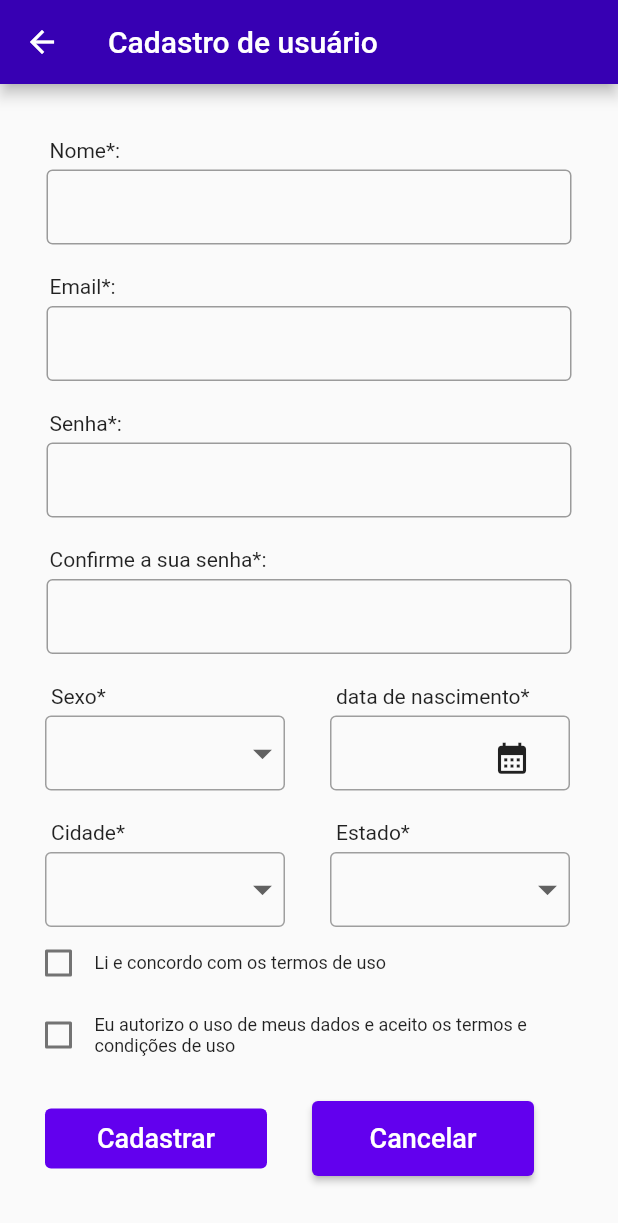
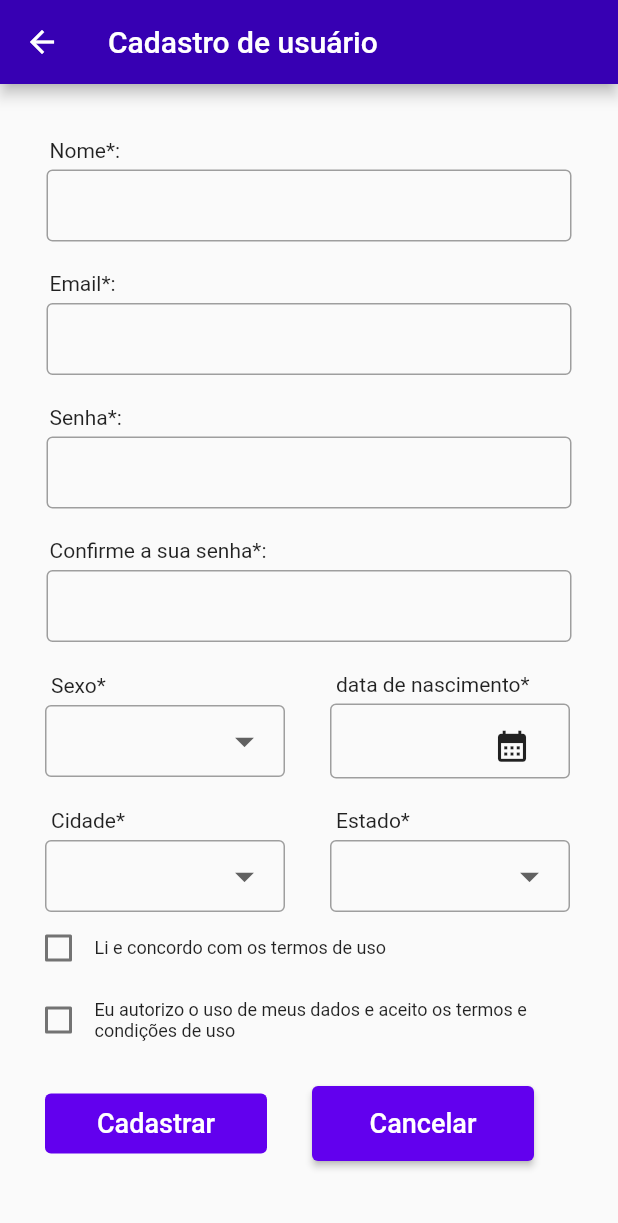
Before and after one commit to MathMedrado/procure_aqui, a Flutter app: the UserFormPage screen opened by its route, on a phone screen of 412 x 824 dp. Shown: the top 1223 px of the screen. Run offline on Flutter 3.47's test engine with Material 2 defaults, Android fonts, the light colour scheme and no system bars; missing offline and left inert: app_bar_with_search_switch, flutter_barcode_scanner.

```diff
--- a/frontend/procure_aqui/lib/components/listOfProductCard.dart
+++ b/frontend/procure_aqui/lib/components/listOfProductCard.dart
@@ -90,7 +90,7 @@ class listOfProductcard extends StatelessWidget {
                             ),
                             child: ElevatedButton(
                               style: ButtonStyle(
-                                backgroundColor: MaterialStatePropertyAll(Color(0xFF3700B3)),
+                                backgroundColor: MaterialStatePropertyAll(Color(0xFF7B61FF)),
                               ),
                               child: Text(
                                 'Ver detalhes',
--- a/frontend/procure_aqui/lib/components/otherMarketCard.dart
+++ b/frontend/procure_aqui/lib/components/otherMarketCard.dart
@@ -65,7 +65,7 @@ class otherMarketCard extends StatelessWidget {
                             ),
                             Container(
                               width: 120,
-                              height: 31,
+                              height: 40,
                               margin: EdgeInsets.only( left: 10, top: 10),
                               decoration: BoxDecoration(
                                 borderRadius: BorderRadius.circular(10),
--- a/frontend/procure_aqui/lib/components/smallDropDown.dart
+++ b/frontend/procure_aqui/lib/components/smallDropDown.dart
@@ -17,7 +17,6 @@ class smallDropDown extends StatelessWidget {
         ),
         Container(
           width: 160,
-          height: 50,
           margin: EdgeInsets.only(left: 30),
           child: DropdownButtonFormField(items: const [
             DropdownMenuItem(child: Text('Masculino'),value: "Masculino"),
@@ -31,6 +30,8 @@ class smallDropDown extends StatelessWidget {
           iconSize: 30,
           isExpanded: true,
           decoration: const InputDecoration(
+            border: OutlineInputBorder(),
+            contentPadding: EdgeInsets.only(bottom: 5, left: 10),
             enabledBorder: OutlineInputBorder(
               borderSide: BorderSide(
                 color: Colors.grey
--- a/frontend/procure_aqui/lib/pages/UserFormPage.dart
+++ b/frontend/procure_aqui/lib/pages/UserFormPage.dart
@@ -95,11 +95,12 @@ class _UserFormPageState extends State<UserFormPage> {
           child: Text('Nome*: ')
         ),
         Container(
-          height: 50,
           width: 350,
           margin: EdgeInsets.fromLTRB(0, 0, 0, 20),
           child: TextFormField(
             decoration: InputDecoration(
+              enabledBorder: OutlineInputBorder(borderSide: BorderSide(color: Colors.grey)),
+              contentPadding: EdgeInsets.only(bottom: 5),
               border: OutlineInputBorder(
                 borderRadius: BorderRadius.circular(4)
               )
@@ -132,11 +133,12 @@ class _UserFormPageState extends State<UserFormPage> {
           child: Text('Email*: ')
         ),
         Container(
-          height: 50,
           width: 350,
           margin: EdgeInsets.fromLTRB(0, 0, 0, 20),
           child: TextFormField(
             decoration: InputDecoration(
+              enabledBorder: OutlineInputBorder(borderSide: BorderSide(color: Colors.grey)),
+              contentPadding: EdgeInsets.only(bottom: 5),
               border: OutlineInputBorder(
                 borderRadius: BorderRadius.circular(4)
               )
@@ -166,14 +168,15 @@ class _UserFormPageState extends State<UserFormPage> {
           child: Text('Senha*: ')
         ),
         Container(
-          height: 50,
           width: 350,
           margin: EdgeInsets.fromLTRB(0, 0, 0, 20),
           child: TextFormField(
             obscureText: true,
             decoration: InputDecoration(
+              enabledBorder: OutlineInputBorder(borderSide: BorderSide(color: Colors.grey)),
+              contentPadding: EdgeInsets.only(bottom: 5),
               border: OutlineInputBorder(
-                borderRadius: BorderRadius.circular(4)
+                borderRadius: BorderRadius.circular(4),
               )
             ),
             validator: (String? value){
@@ -204,15 +207,16 @@ class _UserFormPageState extends State<UserFormPage> {
           child: Text('Confirme a sua senha*: ')
         ),
         Container(
-          height: 50,
           width: 350,
           margin: EdgeInsets.fromLTRB(0, 0, 0, 20),
           child: TextFormField(
             obscureText: true,
             decoration: InputDecoration(
+              enabledBorder: OutlineInputBorder(borderSide: BorderSide(color: Colors.grey)),
+              contentPadding: EdgeInsets.only(bottom: 5),
               border: OutlineInputBorder(
                 borderRadius: BorderRadius.circular(4)
-              )
+              ),
             ),
             validator: (String? value){
               if(value!.isEmpty){
@@ -244,15 +248,12 @@ class _UserFormPageState extends State<UserFormPage> {
         ),
         Container(
           width: 160,
-          height: 50,
           margin: EdgeInsets.only(left: 30),
           child: DropdownButtonFormField(items: const [
             DropdownMenuItem(child: Text('Rialma'),value: "Rialma"),
             DropdownMenuItem(child: Text('Ceres'),value: "Ceres"),
             DropdownMenuItem(child: Text('Goiania'),value: "Goiania"),
           ],
-          // value: _sexDropDownValue,
-          // onChanged: sexDropDownHandler,
           validator: (value) => value == null ? 'Campo obrigatório' : null ,
           value: _cityValue,
           onChanged: (_cityValue){
@@ -261,6 +262,8 @@ class _UserFormPageState extends State<UserFormPage> {
           iconSize: 30,
           isExpanded: true,
           decoration: const InputDecoration(
+            border: OutlineInputBorder(),
+            contentPadding: EdgeInsets.only(bottom: 5, left: 10),
             enabledBorder: OutlineInputBorder(
               borderSide: BorderSide(
                 color: Colors.grey
@@ -283,7 +286,6 @@ Widget _buildStateField(){
         ),
         Container(
           width: 160,
-          height: 50,
           margin: EdgeInsets.only(left: 30),
           child: DropdownButtonFormField(items: const [
             DropdownMenuItem(child: Text('Goiás'),value: "Goiás"),
@@ -300,6 +302,8 @@ Widget _buildStateField(){
           iconSize: 30,
           isExpanded: true,
           decoration: const InputDecoration(
+            border: OutlineInputBorder(),
+            contentPadding: EdgeInsets.only(bottom: 5, left: 10),
             enabledBorder: OutlineInputBorder(
               borderSide: BorderSide(
                 color: Colors.grey
--- a/frontend/procure_aqui/lib/pages/productHomePage.dart
+++ b/frontend/procure_aqui/lib/pages/productHomePage.dart
@@ -134,8 +134,8 @@ class _productHomePageState extends State<productHomePage> {
           ),
           ProductViewInRow(product: product),
           ProductViewInRow(product: product2),
+          ProductViewInRow(product: product2),
           ProductViewInRow(product: product3),
-
           Container(
             margin: EdgeInsets.only(bottom: 20),
           )
--- a/frontend/procure_aqui/lib/pages/userEditProfile.dart
+++ b/frontend/procure_aqui/lib/pages/userEditProfile.dart
@@ -317,7 +317,7 @@ Widget _buildStateField(){
                 child: Row(
                   children: [
                     _buildButton(),
-                    smallPurpleButton('Cancelar', func: () {  },)
+                    smallPurpleButton('Cancelar', func: () { Navigator.pop(context); },)
                   ],
                 ),
               ),
--- a/frontend/procure_aqui/pubspec.yaml
+++ b/frontend/procure_aqui/pubspec.yaml
@@ -32,6 +32,8 @@ dependencies:
   flutter:
     sdk: flutter
   app_bar_with_search_switch: ^1.3.6
+  flutter_barcode_scanner: ^2.0.0
+
 
 
   # The following adds the Cupertino Icons font to your application.
```
Also changed, not shown: frontend/procure_aqui/lib/components/productViewInRow.dart (+10 -10 lines), frontend/procure_aqui/lib/pages/HomePage.dart (+29 -1 lines), frontend/procure_aqui/pubspec.lock.
